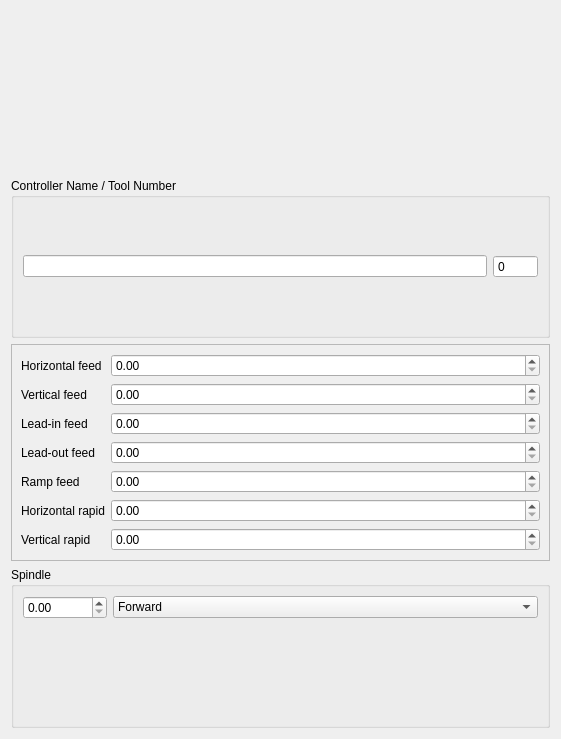
Connor9220/FreeCAD, file src/Mod/CAM/Gui/Resources/panels/ToolControllerEdit.ui: the form before one commit.
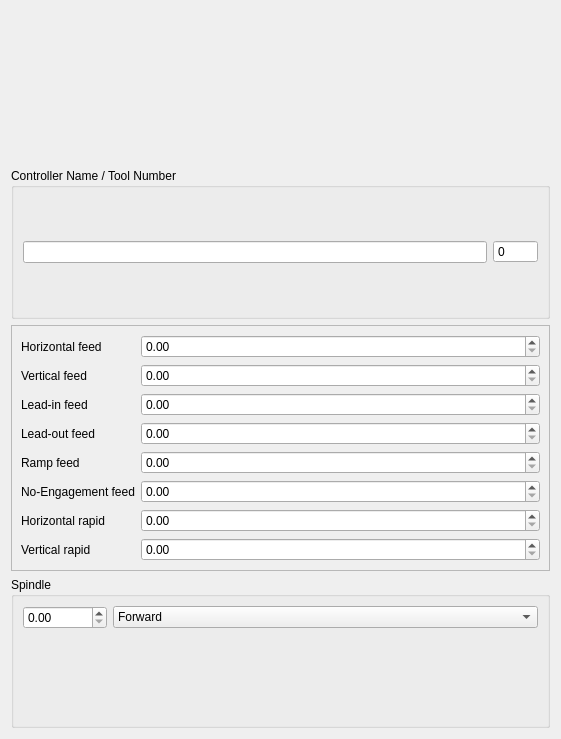
The form after the commit. Custom widgets are drawn as their Qt base class.

Commit message:
Merge pull request #31691 from tarman3/transition_feed
CAM: No-Engagement feed

What changed in the file:
```diff
--- a/src/Mod/CAM/Gui/Resources/panels/ToolControllerEdit.ui
+++ b/src/Mod/CAM/Gui/Resources/panels/ToolControllerEdit.ui
@@ -193,13 +193,39 @@
        </widget>
       </item>
       <item row="5" column="0">
+       <widget class="QLabel" name="label_noEngagementFeed">
+        <property name="text">
+         <string>No-Engagement feed</string>
+        </property>
+       </widget>
+      </item>
+      <item row="5" column="1">
+       <widget class="Gui::QuantitySpinBox" name="noEngagementFeed">
+        <property name="sizePolicy">
+         <sizepolicy hsizetype="MinimumExpanding" vsizetype="Fixed">
+          <horstretch>0</horstretch>
+          <verstretch>0</verstretch>
+         </sizepolicy>
+        </property>
+        <property name="minimum">
+         <double>0.000000000000000</double>
+        </property>
+        <property name="maximum">
+         <double>9999999.000000000000000</double>
+        </property>
+        <property name="unit" stdset="0">
+         <string notr="true">mm/s</string>
+        </property>
+       </widget>
+      </item>
+      <item row="6" column="0">
        <widget class="QLabel" name="label_5">
         <property name="text">
          <string>Horizontal rapid</string>
         </property>
        </widget>
       </item>
-      <item row="5" column="1">
+      <item row="6" column="1">
        <widget class="Gui::QuantitySpinBox" name="horizRapid">
         <property name="sizePolicy">
          <sizepolicy hsizetype="MinimumExpanding" vsizetype="Fixed">
@@ -218,14 +244,14 @@
         </property>
        </widget>
       </item>
-      <item row="6" column="0">
+      <item row="7" column="0">
        <widget class="QLabel" name="label_4">
         <property name="text">
          <string>Vertical rapid</string>
         </property>
        </widget>
       </item>
-      <item row="6" column="1">
+      <item row="7" column="1">
        <widget class="Gui::QuantitySpinBox" name="vertRapid">
         <property name="sizePolicy">
          <sizepolicy hsizetype="MinimumExpanding" vsizetype="Fixed">
```
The commit also changes 4 other files.
